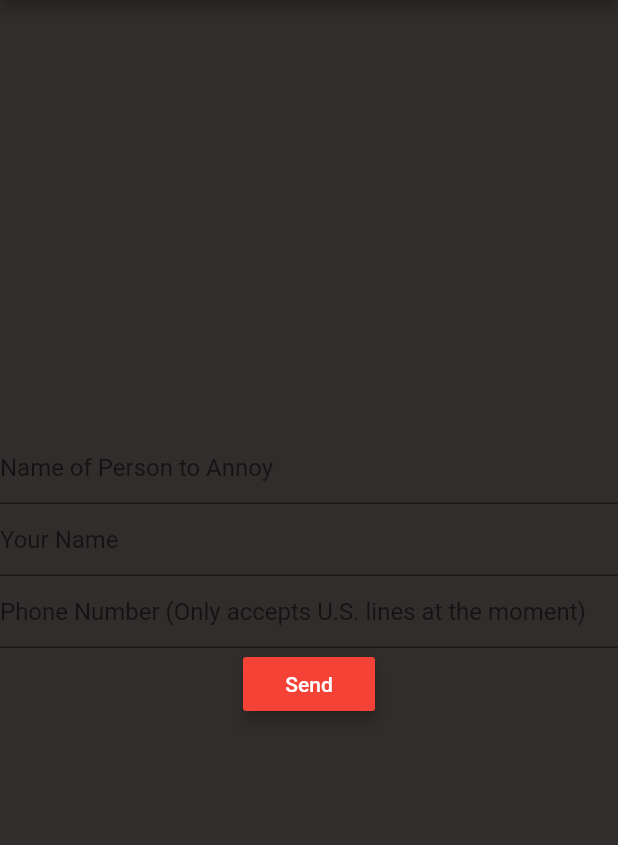
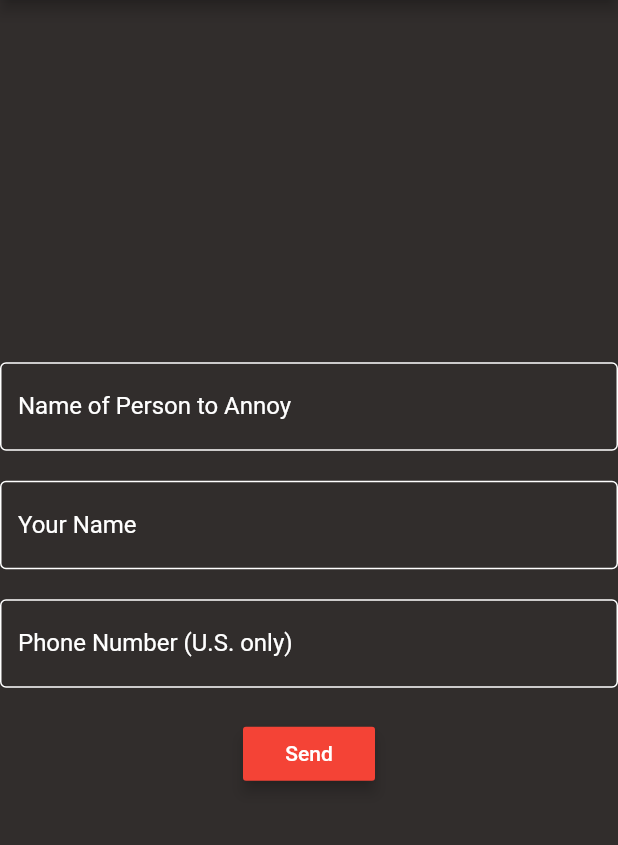
Before and after one commit to zjbullock/AnnoySomeoneUI, a Flutter app: the screen it shows after launch, on a phone screen of 412 x 824 dp, the part 84-929 px from its top. Run offline on Flutter 3.47's test engine with Material 2 defaults, Android fonts, the phone set to English and light mode, and no system bars.

Commit message:
created model directory to hold Annoy class.  adjusted the styling of the app's text fields

```diff
--- a/lib/main.dart
+++ b/lib/main.dart
@@ -80,22 +80,74 @@ class _MyHomePageState extends State<MyHomePage> {
           // horizontal).
           mainAxisAlignment: MainAxisAlignment.center,
           children: <Widget>[
+
             TextField(
+              style: TextStyle(
+                color: Colors.white,
+              ),
               decoration: InputDecoration(
-                hintText: 'Name of Person to Annoy',
-
+                focusedBorder: OutlineInputBorder(
+                  borderSide: BorderSide(
+                    color: Colors.red,
+                  ),
+                ),
+                enabledBorder: OutlineInputBorder(
+                  borderSide: BorderSide(
+                    color: Colors.white,
+                  ),
+                ),
+                labelText: 'Name of Person to Annoy',
+                labelStyle: TextStyle(
+                  color: Colors.white,
+                ),
               ),
             ),
+            SizedBox(height: 20),
             TextField(
+              style: TextStyle(
+                color: Colors.white,
+              ),
               decoration: InputDecoration(
-                hintText: 'Your Name',
+                focusedBorder: OutlineInputBorder(
+                  borderSide: BorderSide(
+                    color: Colors.red,
+                  ),
+                ),
+                enabledBorder: OutlineInputBorder(
+                  borderSide: BorderSide(
+                    color: Colors.white,
+                  ),
+                ),
+                labelText: 'Your Name',
+                labelStyle: TextStyle(
+                  color: Colors.white,
+                ),
+              ),
+
+            ),
+            SizedBox(height: 20),
+            TextField(
+              style: TextStyle(
+                color: Colors.white,
+              ),
+              decoration: InputDecoration(
+                focusedBorder: OutlineInputBorder(
+                  borderSide: BorderSide(
+                    color: Colors.red,
+                  ),
+                ),
+                enabledBorder: OutlineInputBorder(
+                  borderSide: BorderSide(
+                    color: Colors.white,
+                  ),
+                ),
+                labelText: 'Phone Number (U.S. only)',
+                labelStyle: TextStyle(
+                  color: Colors.white,
+                ),
               ),
             ),
-            TextField(
-              decoration: InputDecoration(
-                hintText: 'Phone Number (Only accepts U.S. lines at the moment)',
-              ),
-            ),
+            SizedBox(height: 20),
             RaisedButton(
               color: Colors.red,
               onPressed: () {},
--- /dev/null
+++ b/lib/model/Annoy.dart
@@ -0,0 +1,5 @@
+class Annoy {
+  String to = "";
+  String from = "";
+  String phoneNumber = "";
+}
```
